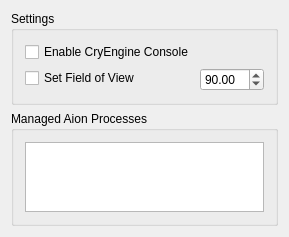
grenadium/ShugoConsole, file shugoconsolewidget.ui: the form before one commit.
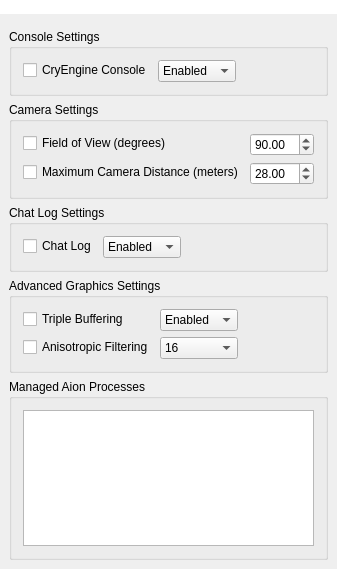
The form after the commit. Icons and pictures are not drawn.

Commit message: Big overhaul of ShugoConsoleWidget to use new VariableEditors

Patch:
```diff
--- a/shugoconsolewidget.ui
+++ b/shugoconsolewidget.ui
@@ -6,19 +6,189 @@
    <rect>
     <x>0</x>
     <y>0</y>
-    <width>259</width>
-    <height>208</height>
+    <width>306</width>
+    <height>569</height>
    </rect>
   </property>
   <property name="windowTitle">
    <string>ShugoConsole</string>
   </property>
-  <layout class="QVBoxLayout" name="verticalLayout">
-   <property name="sizeConstraint">
-    <enum>QLayout::SetMinimumSize</enum>
+  <layout class="QVBoxLayout" name="verticalLayout_2">
+   <property name="leftMargin">
+    <number>0</number>
    </property>
+   <property name="topMargin">
+    <number>0</number>
+   </property>
+   <property name="rightMargin">
+    <number>0</number>
+   </property>
+   <property name="bottomMargin">
+    <number>0</number>
+   </property>
    <item>
-    <widget class="QGroupBox" name="processesGroupBox">
+    <widget class="QLabel" name="bannerLabel">
+     <property name="styleSheet">
+      <string notr="true">background: rgb(255, 255, 255);</string>
+     </property>
+     <property name="locale">
+      <locale language="French" country="France"/>
+     </property>
+     <property name="text">
+      <string/>
+     </property>
+     <property name="textFormat">
+      <enum>Qt::RichText</enum>
+     </property>
+     <property name="pixmap">
+      <pixmap resource="ShugoConsole.qrc">:/ShugoConsole/banner.png</pixmap>
+     </property>
+    </widget>
+   </item>
+   <item>
+    <layout class="QVBoxLayout" name="mainLayout">
+     <property name="leftMargin">
+      <number>9</number>
+     </property>
+     <property name="topMargin">
+      <number>9</number>
+     </property>
+     <property name="rightMargin">
+      <number>9</number>
+     </property>
+     <property name="bottomMargin">
+      <number>9</number>
+     </property>
+     <item>
+      <widget class="QGroupBox" name="consoleSettingsGroupBox">
+       <property name="title">
+        <string>Console Settings</string>
+       </property>
+       <property name="flat">
+        <bool>true</bool>
+       </property>
+       <property name="checkable">
+        <bool>false</bool>
+       </property>
+       <layout class="QHBoxLayout" name="horizontalLayout_3">
+        <item>
+         <layout class="QFormLayout" name="consoleSettingsLayout">
+          <item row="0" column="0">
+           <widget class="QCheckBox" name="consoleCheck">
+            <property name="text">
+             <string>CryEngine Console</string>
+            </property>
+           </widget>
+          </item>
+          <item row="0" column="1">
+           <widget class="QComboBox" name="consoleCombo">
+            <item>
+             <property name="text">
+              <string>Enabled</string>
+             </property>
+            </item>
+            <item>
+             <property name="text">
+              <string>Disabled</string>
+             </property>
+            </item>
+           </widget>
+          </item>
+         </layout>
+        </item>
+        <item>
+         <spacer name="consoleSettingsSpacer">
+          <property name="orientation">
+           <enum>Qt::Horizontal</enum>
+          </property>
+          <property name="sizeHint" stdset="0">
+           <size>
+            <width>71</width>
+            <height>20</height>
+           </size>
+          </property>
+         </spacer>
+        </item>
+       </layout>
+      </widget>
+     </item>
+     <item>
+      <widget class="QGroupBox" name="cameraSettingsGroupBox">
+       <property name="title">
+        <string>Camera Settings</string>
+       </property>
+       <property name="flat">
+        <bool>true</bool>
+       </property>
+       <layout class="QHBoxLayout" name="horizontalLayout_4">
+        <item>
+         <layout class="QFormLayout" name="cameraSettingsLayout">
+          <item row="0" column="0">
+           <widget class="QCheckBox" name="fovCheck">
+            <property name="text">
+             <string>Field of View (degrees)</string>
+            </property>
+           </widget>
+          </item>
+          <item row="0" column="1">
+           <widget class="QDoubleSpinBox" name="fovSpinBox">
+            <property name="locale">
+             <locale language="English" country="UnitedStates"/>
+            </property>
+            <property name="minimum">
+             <double>60.000000000000000</double>
+            </property>
+            <property name="maximum">
+             <double>170.000000000000000</double>
+            </property>
+            <property name="value">
+             <double>90.000000000000000</double>
+            </property>
+           </widget>
+          </item>
+          <item row="1" column="0">
+           <widget class="QCheckBox" name="cammaxCheck">
+            <property name="text">
+             <string>Maximum Camera Distance (meters)</string>
+            </property>
+           </widget>
+          </item>
+          <item row="1" column="1">
+           <widget class="QDoubleSpinBox" name="cammaxSpinBox">
+            <property name="locale">
+             <locale language="English" country="UnitedStates"/>
+            </property>
+            <property name="minimum">
+             <double>5.000000000000000</double>
+            </property>
+            <property name="maximum">
+             <double>50.000000000000000</double>
+            </property>
+            <property name="value">
+             <double>28.000000000000000</double>
+            </property>
+           </widget>
+          </item>
+         </layout>
+        </item>
+        <item>
+         <spacer name="cameraSettingsSpacer">
+          <property name="orientation">
+           <enum>Qt::Horizontal</enum>
+          </property>
+          <property name="sizeHint" stdset="0">
+           <size>
+            <width>0</width>
+            <height>20</height>
+           </size>
+          </property>
+         </spacer>
+        </item>
+       </layout>
+      </widget>
+     </item>
+     <item>
+      <widget class="QGroupBox" name="chatLogSettingsGroupBox">
      <property name="sizePolicy">
       <sizepolicy hsizetype="Preferred" vsizetype="Fixed">
        <horstretch>0</horstretch>
@@ -32,7 +202,7 @@
       </size>
      </property>
      <property name="title">
-      <string>Settings</string>
+        <string>Chat Log Settings</string>
      </property>
      <property name="flat">
       <bool>true</bool>
@@ -42,35 +212,29 @@
        <enum>QLayout::SetDefaultConstraint</enum>
       </property>
       <item>
-       <layout class="QFormLayout" name="varsLayout">
+         <layout class="QFormLayout" name="chatLogSettingsLayout">
+          <property name="fieldGrowthPolicy">
+           <enum>QFormLayout::AllNonFixedFieldsGrow</enum>
+          </property>
         <item row="0" column="0">
-         <widget class="QCheckBox" name="consoleCheck">
+           <widget class="QCheckBox" name="chatLogCheck">
           <property name="text">
-           <string>Enable CryEngine Console</string>
+             <string>Chat Log</string>
           </property>
          </widget>
         </item>
-        <item row="1" column="0">
-         <widget class="QCheckBox" name="fovCheck">
+          <item row="0" column="1">
+           <widget class="QComboBox" name="chatLogCombo">
+            <item>
           <property name="text">
-           <string>Set Field of View</string>
-          </property>
-         </widget>
-        </item>
-        <item row="1" column="1">
-         <widget class="QDoubleSpinBox" name="fovSpinBox">
-          <property name="locale">
-           <locale language="English" country="UnitedStates"/>
-          </property>
-          <property name="minimum">
-           <double>60.000000000000000</double>
-          </property>
-          <property name="maximum">
-           <double>170.000000000000000</double>
-          </property>
-          <property name="value">
-           <double>90.000000000000000</double>
-          </property>
+              <string>Enabled</string>
+             </property>
+            </item>
+            <item>
+             <property name="text">
+              <string>Disabled</string>
+             </property>
+            </item>
          </widget>
         </item>
        </layout>
@@ -92,7 +256,96 @@
     </widget>
    </item>
    <item>
-    <widget class="QGroupBox" name="settingsGroupBox">
+      <widget class="QGroupBox" name="advancedSettingsGroupBox">
+       <property name="title">
+        <string>Advanced Graphics Settings</string>
+       </property>
+       <property name="flat">
+        <bool>true</bool>
+       </property>
+       <layout class="QHBoxLayout" name="horizontalLayout_5">
+        <item>
+         <layout class="QFormLayout" name="advancedSettingsLayout">
+          <property name="fieldGrowthPolicy">
+           <enum>QFormLayout::AllNonFixedFieldsGrow</enum>
+          </property>
+          <item row="0" column="0">
+           <widget class="QCheckBox" name="tripleBufferingCheck">
+            <property name="text">
+             <string>Triple Buffering</string>
+            </property>
+           </widget>
+          </item>
+          <item row="0" column="1">
+           <widget class="QComboBox" name="tripleBufferingCombo">
+            <item>
+             <property name="text">
+              <string>Enabled</string>
+             </property>
+            </item>
+            <item>
+             <property name="text">
+              <string>Disabled</string>
+             </property>
+            </item>
+           </widget>
+          </item>
+          <item row="1" column="0">
+           <widget class="QCheckBox" name="anisotropicCheck">
+            <property name="text">
+             <string>Anisotropic Filtering</string>
+            </property>
+           </widget>
+          </item>
+          <item row="1" column="1">
+           <widget class="QComboBox" name="anisotropicCombo">
+            <item>
+             <property name="text">
+              <string>16</string>
+             </property>
+            </item>
+            <item>
+             <property name="text">
+              <string>8</string>
+             </property>
+            </item>
+            <item>
+             <property name="text">
+              <string>4</string>
+             </property>
+            </item>
+            <item>
+             <property name="text">
+              <string>2</string>
+             </property>
+            </item>
+            <item>
+             <property name="text">
+              <string>1</string>
+             </property>
+            </item>
+           </widget>
+          </item>
+         </layout>
+        </item>
+        <item>
+         <spacer name="advancedSettingsSpacer">
+          <property name="orientation">
+           <enum>Qt::Horizontal</enum>
+          </property>
+          <property name="sizeHint" stdset="0">
+           <size>
+            <width>67</width>
+            <height>20</height>
+           </size>
+          </property>
+         </spacer>
+        </item>
+       </layout>
+      </widget>
+     </item>
+     <item>
+      <widget class="QGroupBox" name="processesGroupBox">
      <property name="sizePolicy">
       <sizepolicy hsizetype="Preferred" vsizetype="Expanding">
        <horstretch>0</horstretch>
@@ -113,6 +366,8 @@
     </widget>
    </item>
   </layout>
+   </item>
+  </layout>
  </widget>
  <layoutdefault spacing="6" margin="11"/>
  <resources/>
```
Left out of the diff: 6 changed lines with no effect on the pictures. Lines whose indentation alone changed are shown as unchanged. The commit also changes 2 other files.
